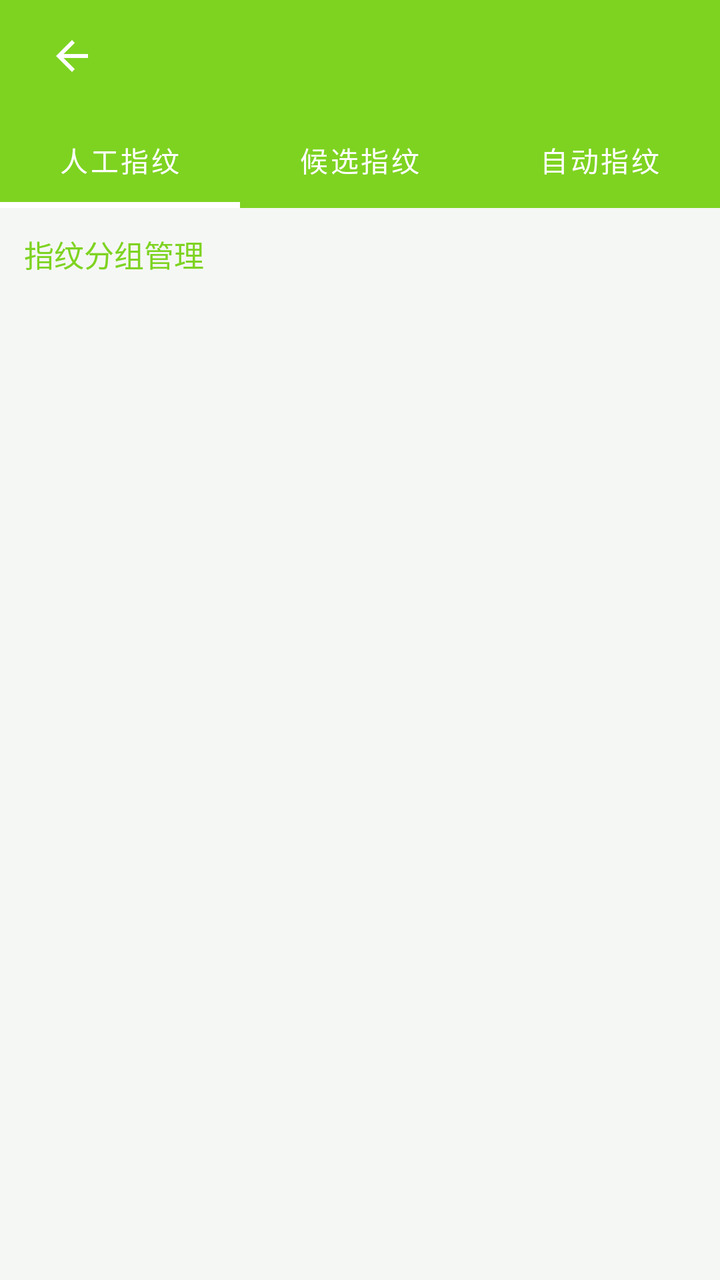
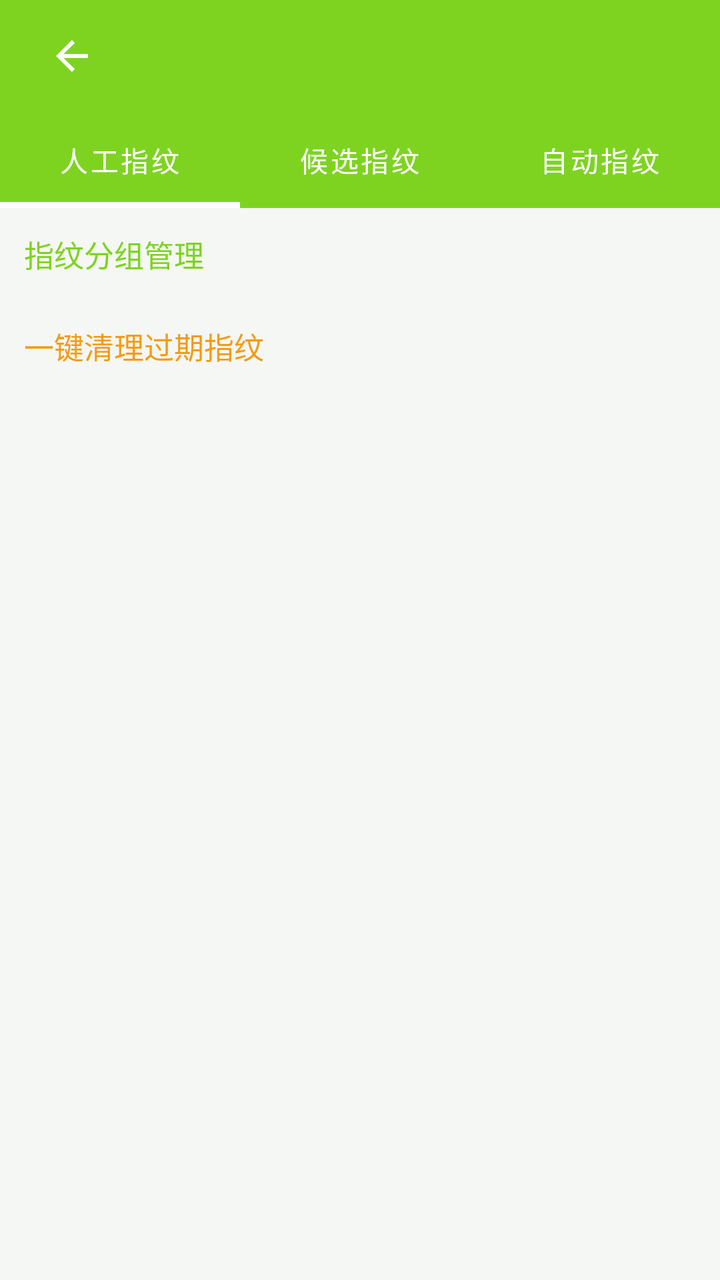

An Android layout rendered at two revisions. The XML below is the earlier revision; the diff shows what the commit changed to produce the second picture.
<!-- AndroidManifest.xml: application theme Theme.RadioApp.Fresh -->
<!-- res/layout/activity_fingerprint_management.xml -->
<?xml version="1.0" encoding="utf-8"?>
<LinearLayout xmlns:android="http://schemas.android.com/apk/res/android"
    xmlns:app="http://schemas.android.com/apk/res-auto"
    android:layout_width="match_parent"
    android:layout_height="match_parent"
    android:orientation="vertical"
    android:background="?attr/appBackground">

    <include layout="@layout/view_title_bar" />

    <com.google.android.material.tabs.TabLayout
        android:id="@+id/tab_layout"
        android:layout_width="match_parent"
        android:layout_height="wrap_content"
        android:background="?attr/colorPrimary"
        app:tabTextColor="?attr/colorOnPrimary"
        app:tabSelectedTextColor="?attr/colorOnPrimary"
        app:tabIndicatorColor="?attr/colorOnPrimary"
        app:tabIndicatorHeight="3dp"
        app:tabMode="fixed"
        app:tabGravity="fill">

        <com.google.android.material.tabs.TabItem
            android:layout_width="wrap_content"
            android:layout_height="wrap_content"
            android:text="人工指纹" />

        <com.google.android.material.tabs.TabItem
            android:layout_width="wrap_content"
            android:layout_height="wrap_content"
            android:text="候选指纹" />

        <com.google.android.material.tabs.TabItem
            android:layout_width="wrap_content"
            android:layout_height="wrap_content"
            android:text="自动指纹" />

    </com.google.android.material.tabs.TabLayout>

    
    <TextView
        android:id="@+id/tv_group_management"
        android:layout_width="match_parent"
        android:layout_height="wrap_content"
        android:text="指纹分组管理"
        android:textColor="?attr/appAccent"
        android:textSize="15sp"
        android:padding="12dp"
        android:background="?attr/selectableItemBackground"
        android:clickable="true"
        android:focusable="true" />

    <androidx.viewpager2.widget.ViewPager2
        android:id="@+id/view_pager"
        android:layout_width="match_parent"
        android:layout_height="0dp"
        android:layout_weight="1" />

</LinearLayout>
<!-- res/layout/view_title_bar.xml (included above) -->
<?xml version="1.0" encoding="utf-8"?>
<RelativeLayout xmlns:android="http://schemas.android.com/apk/res/android"
    android:layout_width="match_parent"
    android:layout_height="56dp"
    android:background="?attr/colorPrimary"
    android:paddingHorizontal="16dp">

    <ImageButton
        android:id="@+id/btn_back"
        android:layout_width="40dp"
        android:layout_height="40dp"
        android:layout_alignParentStart="true"
        android:layout_centerVertical="true"
        android:background="?attr/selectableItemBackgroundBorderless"
        android:src="@drawable/ic_back"
        android:contentDescription="返回" />

    <TextView
        android:id="@+id/tv_title"
        android:layout_width="wrap_content"
        android:layout_height="wrap_content"
        android:layout_centerInParent="true"
        android:textColor="?attr/colorOnPrimary"
        android:textSize="18sp"
        android:textStyle="bold" />
</RelativeLayout>
<!-- resources referenced by this layout -->
<resources>
  <!-- drawable ic_back (drawable) -->
  <?xml version="1.0" encoding="utf-8"?>
  <vector xmlns:android="http://schemas.android.com/apk/res/android"
      android:width="24dp"
      android:height="24dp"
      android:viewportWidth="24"
      android:viewportHeight="24">
      <path
          android:fillColor="#FFFFFF"
          android:pathData="M20,11H7.83l5.59,-5.59L12,4l-8,8 8,8 1.41,-1.41L7.83,13H20v-2z"/>
  </vector>
  <style name="Theme.RadioApp.Fresh" parent="Theme.MaterialComponents.Light.NoActionBar">
          <item name="colorPrimary">#7ED321</item>
          <item name="colorPrimaryVariant">#6BBF1A</item>
          <item name="colorOnPrimary">#FFFFFF</item>
          <item name="colorAccent">#7ED321</item>
          <item name="android:colorBackground">#F5F7F5</item>
          <item name="colorSurface">#FFFFFF</item>
          <item name="colorOnSurface">#1A1A1A</item>
          <item name="android:textColorPrimary">#1A1A1A</item>
          <item name="android:textColorSecondary">#666666</item>
          <item name="android:statusBarColor">#F5F7F5</item>
          <item name="android:navigationBarColor">#F5F7F5</item>
          <item name="appBackground">#F5F7F5</item>
          <item name="appSurface">#FFFFFF</item>
          <item name="appCardBackground">#FFFFFF</item>
          <item name="appTextPrimary">#1A1A1A</item>
          <item name="appTextSecondary">#666666</item>
          <item name="appTextMuted">#999999</item>
          <item name="appAccent">#7ED321</item>
          <item name="appAccentLight">#9EE855</item>
          <item name="appBorder">#E0E0E0</item>
          <item name="appDivider">#E0E0E0</item>
          <item name="appSuccess">#2ecc71</item>
          <item name="appWarning">#f39c12</item>
          <item name="appError">#e74c3c</item>
          <item name="appNavBackground">#FFFFFF</item>
          <item name="appNavActive">#7ED321</item>
          <item name="appNavInactive">#999999</item>
          <item name="appNotificationBackground">#FFFFFF</item>
          <item name="appNotificationText">#1A1A1A</item>
      </style>
</resources>

<!-- the commit's change to res/layout/activity_fingerprint_management.xml (unified diff, before → after) -->
@@ -50,6 +50,19 @@
         android:clickable="true"
         android:focusable="true" />
 
+    
+    <TextView
+        android:id="@+id/tv_cleanup_expired"
+        android:layout_width="match_parent"
+        android:layout_height="wrap_content"
+        android:text="一键清理过期指纹"
+        android:textColor="?attr/appWarning"
+        android:textSize="15sp"
+        android:padding="12dp"
+        android:background="?attr/selectableItemBackground"
+        android:clickable="true"
+        android:focusable="true" />
+
     <androidx.viewpager2.widget.ViewPager2
         android:id="@+id/view_pager"
         android:layout_width="match_parent"
